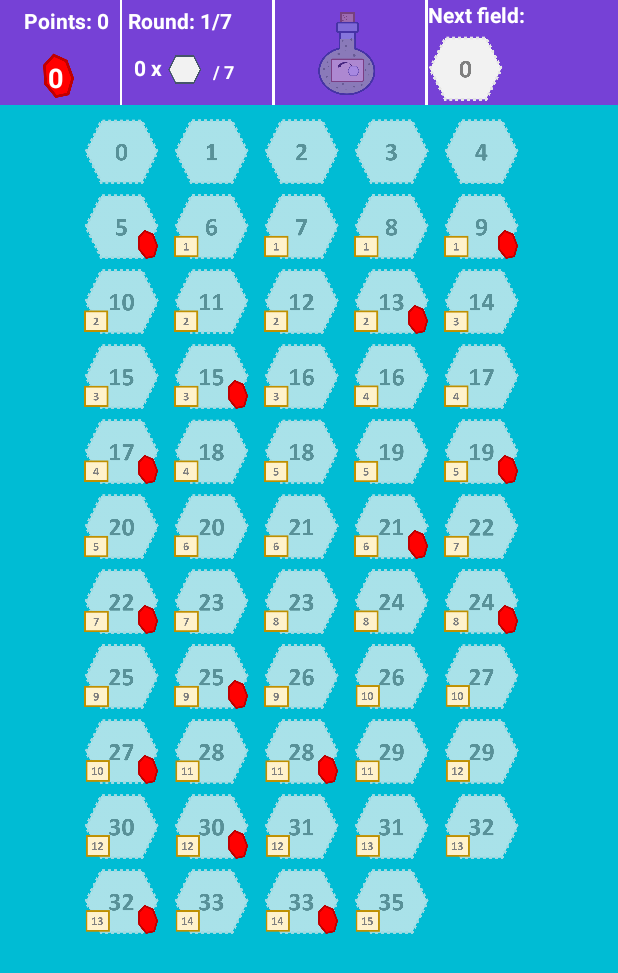
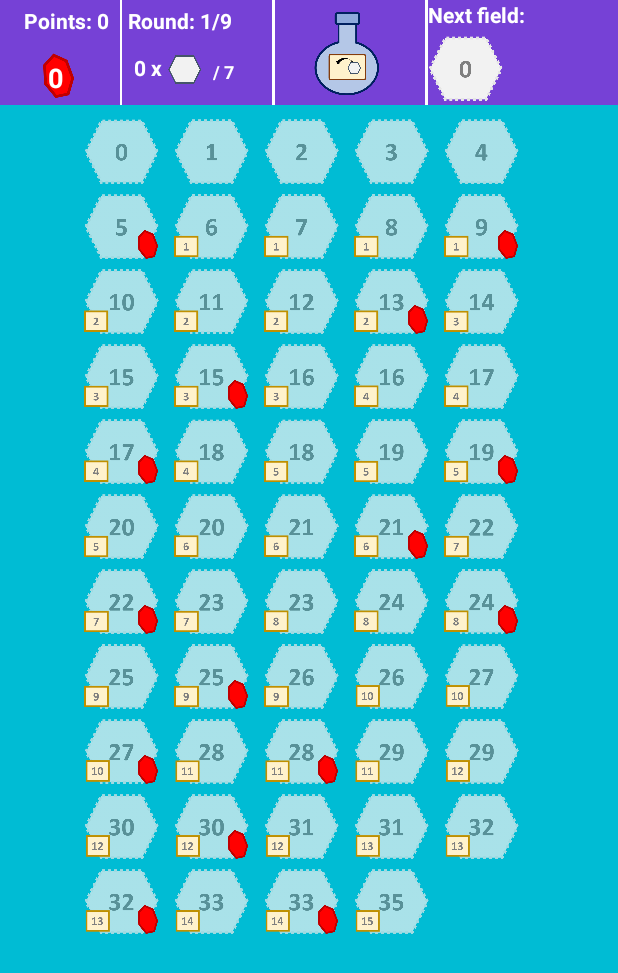
Before and after one commit to gitGut01/LeQuacks, an Android app: the screen it shows after launch (MainActivity), after a tap on "SHOW BOARD", on a phone screen of 412 x 824 dp. Shown: the top 973 px of the screen. Run offline under Robolectric (Android 15) with nearby library versions, the light colour scheme and no system bars; 2 other taps on this screen came first.

Commit message:
Added Rounds

```diff
--- a/app/src/main/java/com/example/quacks/FragmentB.java
+++ b/app/src/main/java/com/example/quacks/FragmentB.java
@@ -11,6 +11,7 @@ import android.view.animation.AnimationUtils;
 import android.widget.Button;
 import android.widget.EditText;
 import android.widget.ImageView;
+import android.widget.LinearLayout;
 
 import androidx.annotation.NonNull;
 import androidx.annotation.Nullable;
@@ -63,13 +64,19 @@ public class FragmentB extends Fragment implements View.OnClickListener {
     }
 
 
-
     @Nullable
     @Override
     public View onCreateView(LayoutInflater inflater, @Nullable ViewGroup container, @Nullable Bundle savedInstanceState) {
         View v = inflater.inflate(R.layout.fragment_b, container, false);
 
         //MainActivity.arrDrawable.get(0);
+        LinearLayout ll_close = v.findViewById(R.id.ll_close);
+        ll_close.setOnClickListener(new View.OnClickListener() {
+
+            public void onClick(View v) {
+                getActivity().onBackPressed();
+            }
+        });
 
 
         return v;
--- a/app/src/main/java/com/example/quacks/Fragment_round_info.java
+++ b/app/src/main/java/com/example/quacks/Fragment_round_info.java
@@ -15,6 +15,8 @@ import android.widget.Toast;
 import androidx.annotation.Nullable;
 import androidx.constraintlayout.widget.ConstraintLayout;
 import androidx.fragment.app.Fragment;
+
+import org.w3c.dom.Text;
 
 import java.util.ArrayList;
 
@@ -163,6 +165,9 @@ public class Fragment_round_info extends Fragment implements View.OnClickListene
 
         }
 
+        //Update round info
+        TextView tv_round = thisView.findViewById(R.id.tv_round);
+        tv_round.setText("Round: " + MainActivity.currentRound + "/9");
 
 
         //Flask active
@@ -175,13 +180,16 @@ public class Fragment_round_info extends Fragment implements View.OnClickListene
             currentItemNr = MainActivity.board[MainActivity.currentStep];
         }
 
-        if((currentItemNr == 0 || currentItemNr == 1 || currentItemNr == 2) && !MainActivity.isExploded){
-            cl_flask.setEnabled(true);
-            cl_flask.setAlpha(1);
-        }else{
+        if(MainActivity.flask_full) {
+            if ((currentItemNr == 0 || currentItemNr == 1 || currentItemNr == 2) && !MainActivity.isExploded) {
+                cl_flask.setEnabled(true);
+                cl_flask.setAlpha(1);
+                }
+        }else {
             cl_flask.setEnabled(false);
             cl_flask.setAlpha(0.4f);
         }
+
 
     }
 
--- a/app/src/main/java/com/example/quacks/MainActivity.java
+++ b/app/src/main/java/com/example/quacks/MainActivity.java
@@ -89,6 +89,7 @@ public class MainActivity extends AppCompatActivity implements FragmentA.Fragmen
     public static int currentWhite = 0;
     public static int currentCredits = 0;
     public static boolean flask_full = true;
+    public static int currentRound = 1;
 
     public ImageView img_current_item;
 
@@ -283,30 +284,6 @@ public class MainActivity extends AppCompatActivity implements FragmentA.Fragmen
             public void onClick(View v) {
 
                 openDice();
-
-                /*
-                currentPoint += arrItemField.get(currentStep + 1).getPoints();
-
-                if(arrItemField.get(currentStep + 1).isRuby()){
-                    currentRub += 1;
-                }
-
-                currentStep = -1;
-                currentWhite = 0;
-
-                arrBag = new ArrayList<>(arrBagBak);
-                Arrays.fill(board, -1);
-                fragment_round_info.updateInfo();
-
-                ((ImageView)findViewById(R.id.img_current_item)).setImageDrawable(null);
-
-
-                ((TextView) findViewById(R.id.txt_points)).setText("Points: " + 0);
-                //txt_credits.setText("Credits: " + arrItemField.get(currentStep + 1).getCredits());
-
-
-                openBuyItem();
-                */
             }
         });
 
@@ -329,8 +306,6 @@ public class MainActivity extends AppCompatActivity implements FragmentA.Fragmen
 
             }
         });
-
-
 
     }
 
@@ -412,7 +387,7 @@ public class MainActivity extends AppCompatActivity implements FragmentA.Fragmen
         FragmentBuyRefillAndStep fragmentBuyRefillAndStep = new FragmentBuyRefillAndStep();
 
         getSupportFragmentManager().beginTransaction()
-                .setCustomAnimations(R.anim.enter_from_button, 0, 0, R.anim.exit_to_left)
+                .setCustomAnimations(R.anim.enter_from_right, 0, 0, R.anim.exit_to_button)
                 .replace(R.id.container_round_finished, fragmentBuyRefillAndStep, "DICE")
                 .addToBackStack(null)
                 .commit();
@@ -488,13 +463,11 @@ public class MainActivity extends AppCompatActivity implements FragmentA.Fragmen
     public void onBackPressed() {
 
         activateButtons();
-
         /*
         if(getSupportFragmentManager().findFragmentByTag("ROUND_FINISHED")!= null){
             openBuyItem();
         }
         */
-
         super.onBackPressed();
 
     }
--- a/app/src/main/res/anim/img_click.xml
+++ b/app/src/main/res/anim/img_click.xml
@@ -4,6 +4,6 @@
     <alpha
         android:fromAlpha = "1.0"
         android:toAlpha = "0.4"
-        android:duration = "200">
+        android:duration = "400">
     </alpha>
 </set>
--- a/app/src/main/res/layout/fragment_a.xml
+++ b/app/src/main/res/layout/fragment_a.xml
@@ -2,7 +2,7 @@
 <LinearLayout xmlns:android="http://schemas.android.com/apk/res/android"
     xmlns:app="http://schemas.android.com/apk/res-auto"
     xmlns:tools="http://schemas.android.com/tools"
-    android:id="@+id/linearLayout"
+    android:id="@+id/ll_close"
     android:layout_width="match_parent"
     android:layout_height="match_parent"
     android:background="@android:color/holo_green_light"
--- a/app/src/main/res/layout/fragment_b.xml
+++ b/app/src/main/res/layout/fragment_b.xml
@@ -2,7 +2,7 @@
 <LinearLayout xmlns:android="http://schemas.android.com/apk/res/android"
     xmlns:app="http://schemas.android.com/apk/res-auto"
     xmlns:tools="http://schemas.android.com/tools"
-    android:id="@+id/linearLayout"
+    android:id="@+id/ll_close"
     android:layout_width="match_parent"
     android:layout_height="match_parent"
     android:background="#00BCD4"
--- a/app/src/main/res/layout/fragment_b2.xml
+++ b/app/src/main/res/layout/fragment_b2.xml
@@ -2,7 +2,7 @@
 <LinearLayout xmlns:android="http://schemas.android.com/apk/res/android"
     xmlns:app="http://schemas.android.com/apk/res-auto"
     xmlns:tools="http://schemas.android.com/tools"
-    android:id="@+id/linearLayout"
+    android:id="@+id/ll_close"
     android:layout_width="match_parent"
     android:layout_height="match_parent"
     android:background="#00BCD4"
--- a/app/src/main/res/layout/fragment_blue_item.xml
+++ b/app/src/main/res/layout/fragment_blue_item.xml
@@ -2,7 +2,7 @@
 <LinearLayout xmlns:android="http://schemas.android.com/apk/res/android"
     xmlns:app="http://schemas.android.com/apk/res-auto"
     xmlns:tools="http://schemas.android.com/tools"
-    android:id="@+id/linearLayout"
+    android:id="@+id/ll_close"
     android:layout_width="match_parent"
     android:layout_height="match_parent"
     android:background="#564F5357"
--- a/app/src/main/res/layout/fragment_c.xml
+++ b/app/src/main/res/layout/fragment_c.xml
@@ -2,7 +2,7 @@
 <LinearLayout xmlns:android="http://schemas.android.com/apk/res/android"
     xmlns:app="http://schemas.android.com/apk/res-auto"
     xmlns:tools="http://schemas.android.com/tools"
-    android:id="@+id/linearLayout"
+    android:id="@+id/ll_close"
     android:layout_width="109dp"
     android:layout_height="match_parent"
     android:background="@android:color/holo_green_light"
--- a/app/src/main/res/layout/fragment_d.xml
+++ b/app/src/main/res/layout/fragment_d.xml
@@ -276,7 +276,7 @@
         android:layout_height="match_parent">
 
         <LinearLayout
-            android:id="@+id/linearLayout"
+            android:id="@+id/ll_close"
             android:layout_width="match_parent"
             android:layout_height="match_parent"
             android:background="#00BCD4"
--- a/app/src/main/res/layout/fragment_dice.xml
+++ b/app/src/main/res/layout/fragment_dice.xml
@@ -2,7 +2,7 @@
 <LinearLayout xmlns:android="http://schemas.android.com/apk/res/android"
     xmlns:app="http://schemas.android.com/apk/res-auto"
     xmlns:tools="http://schemas.android.com/tools"
-    android:id="@+id/linearLayout"
+    android:id="@+id/ll_close"
     android:layout_width="match_parent"
     android:layout_height="match_parent"
     android:background="@android:color/holo_green_light"
--- a/app/src/main/res/layout/fragment_fragment_round_info.xml
+++ b/app/src/main/res/layout/fragment_fragment_round_info.xml
@@ -145,7 +145,7 @@
                 android:layout_marginStart="4dp"
                 android:layout_marginLeft="4dp"
                 android:layout_marginTop="4dp"
-                android:text="Round: 1/7"
+                android:text="Round: 1/9"
                 android:textColor="#FFFFFF"
                 android:textStyle="bold"
                 app:layout_constraintStart_toStartOf="parent"
--- a/app/src/main/res/layout/recyclerview_row_buy.xml
+++ b/app/src/main/res/layout/recyclerview_row_buy.xml
@@ -9,6 +9,7 @@
     android:padding="10dp">
 
     <androidx.cardview.widget.CardView
+        android:id="@+id/cl_card_view"
         android:layout_width="match_parent"
         android:layout_height="match_parent"
         android:background="#ADA47D"
```
Also changed, not shown: app/src/main/java/com/example/quacks/BuyRecyclerViewAdapter.java (+20 -5 lines), app/src/main/java/com/example/quacks/FragmentBuyRefillAndStep.java (+20 -0 lines), app/src/main/res/layout/fragment_buy_refill_and_step.xml (+14 -0 lines).
